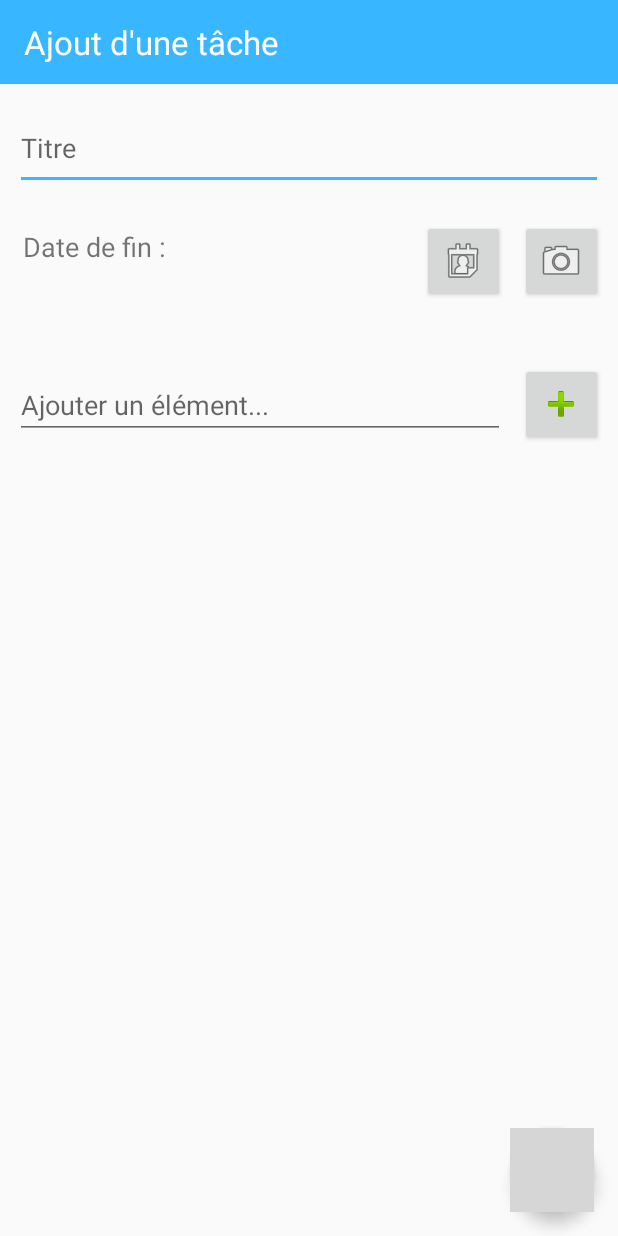
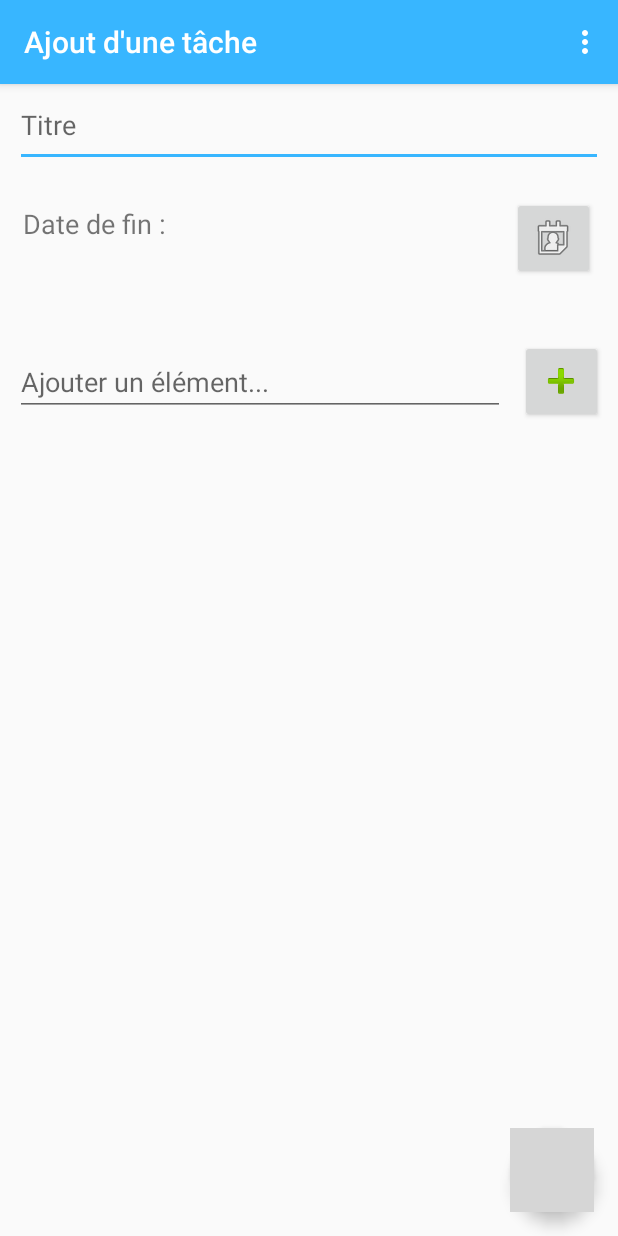
Before and after one commit to cyan974/ToDoList_SA, an Android app: the screen it shows after launch (AddToDoActivity), after a tap on an icon or button, on a phone screen of 412 x 824 dp. Run offline under Robolectric (Android 15) with nearby library versions, the phone set to English and light mode, and no system bars; grey boxes are pictures that could not be loaded.

Commit message:
Ajout d'une vue pour gérer les tags (libellés)

```diff
--- a/app/src/main/AndroidManifest.xml
+++ b/app/src/main/AndroidManifest.xml
@@ -20,5 +20,6 @@
         </activity>
         <activity android:name=".AddToDoActivity" />
         <activity android:name=".ViewToDoActivity" />
+        <activity android:name=".TagsActivity" />
     </application>
 </manifest>
--- a/app/src/main/java/com/example/todolist_sa/AddToDoActivity.java
+++ b/app/src/main/java/com/example/todolist_sa/AddToDoActivity.java
@@ -1,6 +1,5 @@
 package com.example.todolist_sa;
 
-import android.app.Activity;
 import android.app.AlertDialog;
 import android.app.DatePickerDialog;
 import android.app.Dialog;
@@ -17,7 +16,8 @@ import android.widget.TextView;
 
 
 import androidx.annotation.RequiresApi;
-import androidx.appcompat.widget.Toolbar;
+import androidx.appcompat.app.ActionBar;
+import androidx.appcompat.app.AppCompatActivity;
 
 import com.example.todolist_sa.DTO.ToDo;
 import com.example.todolist_sa.sqlite.DbHelper;
@@ -27,7 +27,7 @@ import java.util.ArrayList;
 import java.util.Calendar;
 import java.util.List;
 
-public class AddToDoActivity extends Activity {
+public class AddToDoActivity extends AppCompatActivity {
     DbHelper dbHelper;
     DatePickerDialog datePickerDialog;
 
@@ -48,23 +48,27 @@ public class AddToDoActivity extends Activity {
         super.onCreate(savedInstanceState);
         setContentView(R.layout.activity_add_todo);
 
-        // Toolbar - modifier le titre de la vue
-        Toolbar toolbar = findViewById(R.id.toolbar);
-        TextView title = toolbar.findViewById(R.id.lbl_title);
-        title.setText("Ajout d'une tâche");
+        dbHelper = new DbHelper(this);
+
+        // ActionBar - modifier le titre de la vue
+        ActionBar actionBar = getSupportActionBar();
+        actionBar.setTitle("Ajout d'une tâche");
 
         edtTitre = findViewById(R.id.edtTitre);
         txtDate = findViewById(R.id.txtDate);
         edtElement = findViewById(R.id.edtElement);
+
+        // Gestion de l'affichage pour la ListView
         listItem = findViewById(R.id.listItem);
-        listItem.setItemsCanFocus(true);
-
-        dbHelper = new DbHelper(this);
-
         mAdapter = new ArrayAdapter(this, R.layout.list_item_todo, R.id.txtElement, listItems);
         listItem.setAdapter(mAdapter);
+    }
 
-
+    @Override
+    public boolean onCreateOptionsMenu(Menu menu) {
+        // Inflate the menu; this adds items to the action bar if it is present.
+        getMenuInflater().inflate(R.menu.add_todo_menu, menu);
+        return true;
     }
 
     // Méthode onClick pour l'ajout d'une date via l'interface d'un calendrier
--- a/app/src/main/java/com/example/todolist_sa/MainActivity.java
+++ b/app/src/main/java/com/example/todolist_sa/MainActivity.java
@@ -1,13 +1,16 @@
 package com.example.todolist_sa;
 
 import androidx.annotation.RequiresApi;
+import androidx.appcompat.app.ActionBar;
 import androidx.appcompat.app.AppCompatActivity;
+import androidx.appcompat.widget.Toolbar;
 
 import android.content.Intent;
 import android.os.Build;
 import android.os.Bundle;
 import android.os.Parcelable;
 import android.view.Menu;
+import android.view.MenuItem;
 import android.view.View;
 import android.widget.AdapterView;
 import android.widget.ArrayAdapter;
@@ -57,6 +60,23 @@ public class MainActivity extends AppCompatActivity {
         updateList();
     }
 
+    @Override
+    public boolean onCreateOptionsMenu(Menu menu) {
+        // Inflate the menu; this adds items to the action bar if it is present.
+        getMenuInflater().inflate(R.menu.main_menu, menu);
+        return true;
+    }
+
+    public boolean onOptionsItemSelected(MenuItem item) {
+        switch (item.getItemId()) {
+            case R.id.action_libelle:
+                Intent itnLibelle = new Intent(MainActivity.this, TagsActivity.class);
+                startActivity(itnLibelle);
+                return true;
+        }
+        return super.onOptionsItemSelected(item);
+    }
+
     // Méthode qui appelle une vue pour créer une tâche
     public void addTask(View v){
         Intent itnAddTask = new Intent(MainActivity.this, AddToDoActivity.class);
--- a/app/src/main/res/layout/activity_add_todo.xml
+++ b/app/src/main/res/layout/activity_add_todo.xml
@@ -6,10 +6,6 @@
     android:layout_height="match_parent"
     tools:context=".AddToDoActivity"
     tools:ignore="MissingDefaultResource">
-
-    <include
-        android:id="@+id/toolbar"
-        layout="@layout/toolbar_app" />
 
     <EditText
         android:id="@+id/edtTitre"
@@ -30,28 +26,16 @@
         app:layout_constraintTop_toBottomOf="@+id/toolbar" />
 
     <Button
-        android:id="@+id/btnPhoto"
-        android:layout_width="55dp"
-        android:layout_height="55dp"
-        android:layout_marginTop="20dp"
-        android:layout_marginEnd="10dp"
-        android:layout_marginRight="10dp"
-        android:drawableRight="@android:drawable/ic_menu_camera"
-        android:textSize="18sp"
-        app:layout_constraintEnd_toEndOf="parent"
-        app:layout_constraintTop_toBottomOf="@+id/edtTitre" />
-
-    <Button
         android:id="@+id/btnDate"
         android:layout_width="55dp"
         android:layout_height="55dp"
         android:layout_marginTop="20dp"
-        android:layout_marginEnd="10dp"
-        android:layout_marginRight="10dp"
+        android:layout_marginEnd="15dp"
+        android:layout_marginRight="15dp"
         android:drawableRight="@android:drawable/ic_menu_my_calendar"
         android:onClick="onClickDate"
         android:textSize="18sp"
-        app:layout_constraintEnd_toStartOf="@+id/btnPhoto"
+        app:layout_constraintEnd_toEndOf="parent"
         app:layout_constraintTop_toBottomOf="@+id/edtTitre" />
 
     <TextView
--- a/app/src/main/res/layout/activity_main.xml
+++ b/app/src/main/res/layout/activity_main.xml
@@ -5,10 +5,6 @@
     android:layout_width="match_parent"
     android:layout_height="match_parent"
     tools:context=".MainActivity">
-
-    <include
-        android:id="@+id/toolbar"
-        layout="@layout/toolbar_app" />
 
     <ListView
         android:id="@+id/list_todo"
--- a/app/src/main/res/layout/toolbar_app.xml
+++ b/app/src/main/res/layout/toolbar_app.xml
@@ -1,19 +1,11 @@
 <?xml version="1.0" encoding="utf-8"?>
 <androidx.appcompat.widget.Toolbar xmlns:android="http://schemas.android.com/apk/res/android"
     xmlns:App="http://schemas.android.com/apk/res-auto"
-    xmlns:tools="http://schemas.android.com/tools"
     android:id="@+id/toolbar"
     android:layout_width="match_parent"
     android:layout_height="56dp"
     android:background="@color/colorPrimary"
-    App:theme="@style/AppTheme">
-
-    <TextView
-        android:id="@+id/lbl_title"
-        android:layout_width="wrap_content"
-        android:layout_height="wrap_content"
-        android:text="ToDoList"
-        android:textColor="@color/colorWhite"
-        android:textSize="22sp" />
-
-</androidx.appcompat.widget.Toolbar>
+    android:fitsSystemWindows="true"
+    App:theme="@style/AppTheme"
+    App:title="ToDoList"
+    App:titleTextColor="#FFFFFF" />
--- /dev/null
+++ b/app/src/main/res/menu/add_todo_menu.xml
@@ -0,0 +1,13 @@
+<?xml version="1.0" encoding="utf-8"?>
+<menu xmlns:android="http://schemas.android.com/apk/res/android">
+
+    <item
+        android:icon="@android:drawable/ic_menu_camera"
+        android:title="Prendre une photo" />
+    <item
+        android:icon="@android:drawable/ic_menu_gallery"
+        android:title="Seélectionner une image" />
+    <item
+        android:icon="@android:drawable/ic_input_get"
+        android:title="Libellés" />
+</menu>
--- /dev/null
+++ b/app/src/main/res/menu/detail_todo_menu.xml
@@ -0,0 +1,6 @@
+<?xml version="1.0" encoding="utf-8"?>
+<menu xmlns:android="http://schemas.android.com/apk/res/android">
+
+    <item android:title="Modifier" />
+    <item android:title="Supprimer" />
+</menu>
--- a/app/src/main/res/menu/main_menu.xml
+++ b/app/src/main/res/menu/main_menu.xml
@@ -1,3 +1,8 @@
 <?xml version="1.0" encoding="utf-8"?>
 <menu xmlns:android="http://schemas.android.com/apk/res/android"
-    xmlns:app="http://schemas.android.com/apk/res-auto"/>
+    xmlns:app="http://schemas.android.com/apk/res-auto">
+    <item
+        android:id="@+id/action_libelle"
+        android:title="Gérer les libellés..." />
+
+</menu>
```
Also changed, not shown: app/src/main/java/com/example/todolist_sa/TagsActivity.java (added, +78 -0 lines), app/src/main/java/com/example/todolist_sa/ViewToDoActivity.java (+6 -10 lines), app/src/main/java/com/example/todolist_sa/sqlite/DbHelper.java (+27 -0 lines), app/src/main/res/layout/activity_detail_todo.xml (+2 -6 lines), app/src/main/res/layout/activity_tags.xml (added, +55 -0 lines), app/src/main/res/layout/list_tags.xml (added, +43 -0 lines).
